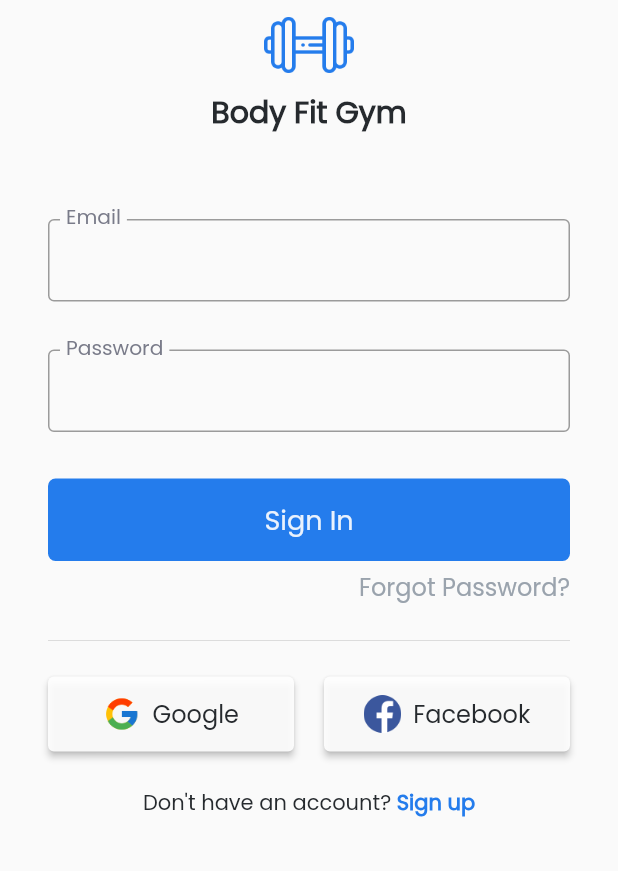
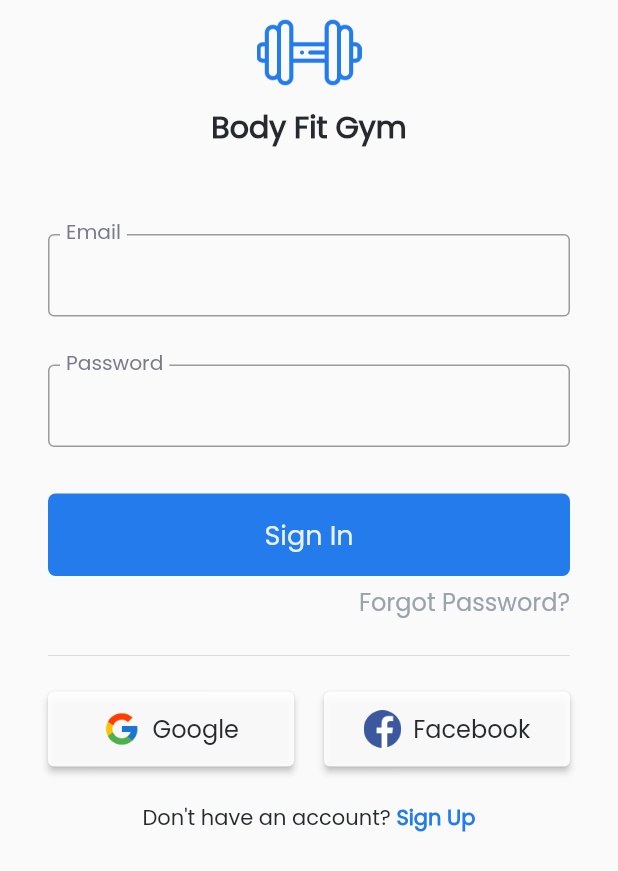
Before and after one commit to devhingu/sagym, a Flutter app: the screen it shows after launch, on a phone screen of 412 x 824 dp. Shown: the top 871 px of the screen. Run offline on Flutter 3.47's test engine with Material 2 defaults, Android fonts, the phone set to English and light mode, and no system bars.

Commit message:
init commit

```diff
--- a/lib/constants/color_constants.dart
+++ b/lib/constants/color_constants.dart
@@ -3,7 +3,7 @@ import 'package:flutter/material.dart';
 const kBlackColor = Color(0xFF262A2E);
 const kWhiteColor = Color(0xE6FFFFFF);
 const kGreyColor = Color(0xFF9AA3AD);
-const kGreyLightColor = Color(0xFF797B89);
+const kGreyDarkColor = Color(0xFF797B89);
 const kMainColor = Color(0xFF247CEC);
 const kBackgroundColor = Color(0xFFFAFAFB);
 const kButtonColor = Color(0xFF217AEC);
--- a/lib/constants/constants.dart
+++ b/lib/constants/constants.dart
@@ -1,5 +1,14 @@
 import 'package:flutter/material.dart';
 import 'color_constants.dart';
+
+const kAuthPadding = EdgeInsets.symmetric(
+  vertical: 16.0,
+  horizontal: 32.0,
+);
+
+const kCustomButtonMargin = EdgeInsets.symmetric(
+  horizontal: 32.0,
+);
 
 const kAuthButtonTextStyle = TextStyle(
   color: kBlackColor,
@@ -19,7 +28,7 @@ BoxDecoration kCustomButtonBoxDecoration = BoxDecoration(
 const kTextFormFieldLabelTextStyle = TextStyle(
   fontSize: 18.0,
   fontWeight: FontWeight.normal,
-  color: kGreyLightColor,
+  color: kGreyDarkColor,
 );
 
 const kTextFormFieldTextStyle = TextStyle(
--- a/lib/main.dart
+++ b/lib/main.dart
@@ -1,7 +1,6 @@
 import 'package:flutter/material.dart';
 import 'package:gym/constants/color_constants.dart';
-import 'package:gym/ui/home_screen.dart';
-import 'package:gym/ui/auth/login/sign_in_screen.dart';
+import 'package:gym/ui/auth/screens/login/sign_in_screen.dart';
 
 void main() {
   runApp(const MyApp());
@@ -15,7 +14,11 @@ class MyApp extends StatelessWidget {
     return MaterialApp(
       debugShowCheckedModeBanner: false,
       title: 'Gym Management',
-      theme: ThemeData(fontFamily: "Poppins", primaryColor: kMainColor),
+      theme: ThemeData(
+        fontFamily: "Poppins",
+        primaryColor: kMainColor,
+        scaffoldBackgroundColor: kBackgroundColor,
+      ),
       home: const SignInScreen(),
     );
   }
--- a/lib/ui/auth/constants.dart
+++ b/lib/ui/auth/constants/auth_constants.dart
@@ -2,15 +2,26 @@
 import 'package:flutter/material.dart';
 import 'package:gym/constants/color_constants.dart';
 
+//strings
+String kUsername = "Username";
+String kEmail = "Email";
+String kPassword = "Password";
 String kGoogle = "Google";
 String kFacebook = "Facebook";
+String kSignIn = "Sign In";
+String kSignUp = "Sign Up";
+String kSubmit= "Submit";
+String kForgotPassword = "Forgot Password?";
+String kTitleBodyFitGym = "Body Fit Gym";
+String kDoNotHaveAnAccount = "Don't have an account? ";
+String kAlreadyHaveAnAccount = "Already have an account? ";
 
 //image paths
 String kGoogleImagePath = "assets/google.png";
 String kFacebookImagePath = "assets/facebook.png";
+String kDumbbellImagePath = "assets/dumbbell.png";
 
-//text style
-
+//text styles
 const kAppTitleTextStyle = TextStyle(
   fontSize: 20.0,
   fontWeight: FontWeight.bold,
--- a/lib/ui/auth/login/sign_in_screen.dart
+++ b/lib/ui/auth/screens/login/sign_in_screen.dart
@@ -1,11 +1,15 @@
 import 'package:flutter/material.dart';
 import 'package:gym/constants/color_constants.dart';
-import 'package:gym/ui/auth/constants.dart';
-import 'package:gym/ui/auth/login/sign_up_screen.dart';
+import 'package:gym/constants/constants.dart';
+import 'package:gym/ui/auth/constants/auth_constants.dart';
+import 'package:gym/ui/auth/screens/forgotpassword/forgot_password.dart';
+import 'package:gym/ui/auth/screens/signup/sign_up_screen.dart';
 import 'package:gym/widgets/auth/bottom_rich_text.dart';
 import 'package:gym/widgets/auth_custom_button.dart';
 import 'package:gym/widgets/custom_button.dart';
+import 'package:gym/widgets/reusable/reusable_methods.dart';
 import 'package:gym/widgets/text_form_field_container.dart';
+import 'package:gym/widgets/top_logo_title_widget.dart';
 
 class SignInScreen extends StatefulWidget {
   const SignInScreen({Key? key}) : super(key: key);
@@ -21,44 +25,53 @@ class _SignInScreenState extends State<SignInScreen> {
       body: SafeArea(
         child: SingleChildScrollView(
           child: Column(
+            mainAxisAlignment: MainAxisAlignment.center,
             crossAxisAlignment: CrossAxisAlignment.center,
-            mainAxisAlignment: MainAxisAlignment.center,
             children: [
-              topLogoText(),
+              const TopLogoTitleWidget(),
               heightSizedBox(height: 40.0),
-              const TextFormFieldContainer(
-                label: "Email",
+              TextFormFieldContainer(
+                label: kEmail,
                 obscureText: false,
               ),
-              const TextFormFieldContainer(
-                label: "Password",
+              TextFormFieldContainer(
+                label: kPassword,
                 obscureText: true,
               ),
               heightSizedBox(height: 15.0),
               CustomButton(
-                title: "Sign In",
+                title: kSignIn,
                 onPress: () {
                   debugPrint("done");
                 },
               ),
               heightSizedBox(height: 5.0),
-              const Align(
-                alignment: Alignment.topRight,
-                child: Padding(
-                  padding: EdgeInsets.only(right: 32.0),
-                  child: Text(
-                    "Forgot Password?",
-                    style: kForgotPasswordTextStyle,
+              GestureDetector(
+                onTap: () {
+                  Navigator.push(
+                    context,
+                    MaterialPageRoute(
+                      builder: (context) => const ForgotPasswordScreen(),
+                    ),
+                  );
+                },
+                child: Align(
+                  alignment: Alignment.topRight,
+                  child: Padding(
+                    padding: const EdgeInsets.only(right: 32.0),
+                    child: Text(
+                      kForgotPassword,
+                      style: kForgotPasswordTextStyle,
+                    ),
                   ),
                 ),
               ),
               const Padding(
-                padding: EdgeInsets.only(top: 16.0, right: 32.0, left: 32.0),
+                padding: EdgeInsets.only(top: 16.0, left: 32.0, right: 32.0),
                 child: Divider(),
               ),
               Padding(
-                padding: const EdgeInsets.symmetric(
-                    vertical: 16.0, horizontal: 32.0),
+                padding: kAuthPadding,
                 child: Row(
                   mainAxisAlignment: MainAxisAlignment.spaceBetween,
                   children: [
@@ -83,8 +96,8 @@ class _SignInScreenState extends State<SignInScreen> {
                 ),
               ),
               BottomRichText(
-                startText: "Don't have an account? ",
-                endText: "Sign up",
+                startText: kDoNotHaveAnAccount,
+                endText: kSignUp,
                 onPress: () {
                   Navigator.push(
                     context,
@@ -100,32 +113,24 @@ class _SignInScreenState extends State<SignInScreen> {
       ),
     );
   }
+}
 
-  Column topLogoText() {
-    return Column(
-      children: [
-        Image.asset(
-          "assets/dumbbell.png",
-          height: 60.0,
-          color: kMainColor,
-        ),
-        const Text(
-          "Body Fit Gym",
-          style: kAppTitleTextStyle,
-        ),
-      ],
-    );
-  }
-
-  SizedBox widthSizedBox({required double width}) {
-    return SizedBox(
-      width: width,
-    );
-  }
-
-  SizedBox heightSizedBox({required double height}) {
-    return SizedBox(
-      height: height,
-    );
-  }
-}
+// Row(children: <Widget>[
+// Expanded(
+// child: Container(
+// margin: const EdgeInsets.only(left: 32.0, right: 10.0),
+// child: const Divider(
+// color: kGreyColor,
+// height: 50,
+// )),
+// ),
+// const Text("OR", style: kTextFormFieldLabelTextStyle,),
+// Expanded(
+// child: Container(
+// margin: const EdgeInsets.only(left: 10.0, right: 32.0),
+// child: const Divider(
+// color: kGreyDarkColor,
+// height: 50,
+// )),
+// ),
+// ]),
--- a/lib/widgets/auth/bottom_rich_text.dart
+++ b/lib/widgets/auth/bottom_rich_text.dart
@@ -1,5 +1,5 @@
 import 'package:flutter/material.dart';
-import 'package:gym/ui/auth/constants.dart';
+import 'package:gym/ui/auth/constants/auth_constants.dart';
 
 class BottomRichText extends StatelessWidget {
   final String startText;
--- a/lib/widgets/auth_custom_button.dart
+++ b/lib/widgets/auth_custom_button.dart
@@ -29,7 +29,7 @@ class AuthCustomButton extends StatelessWidget {
       ),
       style: ElevatedButton.styleFrom(
         primary: kWhiteColor,
-        padding: const EdgeInsets.symmetric(horizontal: 10, vertical: 10),
+        padding: const EdgeInsets.all(10.0),
       ),
     );
   }
--- a/lib/widgets/custom_button.dart
+++ b/lib/widgets/custom_button.dart
@@ -19,9 +19,7 @@ class CustomButton extends StatelessWidget {
       child: Container(
         height: 55.0,
         width: double.infinity,
-        margin: const EdgeInsets.symmetric(
-          horizontal: 32.0,
-        ),
+        margin: kCustomButtonMargin,
         decoration: kCustomButtonBoxDecoration,
         child: Center(
           child: Text(
--- /dev/null
+++ b/lib/widgets/reusable/reusable_methods.dart
@@ -0,0 +1,9 @@
+import 'package:flutter/material.dart';
+
+SizedBox widthSizedBox({required double width}) => SizedBox(
+      width: width,
+    );
+
+SizedBox heightSizedBox({required double height}) => SizedBox(
+      height: height,
+    );
--- a/lib/widgets/text_form_field_container.dart
+++ b/lib/widgets/text_form_field_container.dart
@@ -1,3 +1,4 @@
+import 'package:flutter/cupertino.dart';
 import 'package:flutter/material.dart';
 import 'package:gym/constants/color_constants.dart';
 import 'package:gym/constants/constants.dart';
@@ -28,6 +29,7 @@ class TextFormFieldContainer extends StatelessWidget {
           labelStyle: kTextFormFieldLabelTextStyle,
           focusedBorder: textFormFieldInputBorder(),
           floatingLabelBehavior: FloatingLabelBehavior.always,
+          //suffixIcon: label == "Password" ? Icon(CupertinoIcons.eye) : null,
         ),
       ),
     );
--- /dev/null
+++ b/lib/widgets/top_logo_title_widget.dart
@@ -0,0 +1,26 @@
+import 'package:flutter/material.dart';
+import 'package:gym/constants/color_constants.dart';
+import 'package:gym/ui/auth/constants/auth_constants.dart';
+
+class TopLogoTitleWidget extends StatelessWidget {
+  const TopLogoTitleWidget({
+    Key? key,
+  }) : super(key: key);
+
+  @override
+  Widget build(BuildContext context) {
+    return Column(
+      children: [
+        Image.asset(
+          kDumbbellImagePath,
+          height: 70.0,
+          color: kMainColor,
+        ),
+        Text(
+          kTitleBodyFitGym,
+          style: kAppTitleTextStyle,
+        ),
+      ],
+    );
+  }
+}
```
Also changed, not shown: lib/home_page.dart (+9 -13 lines), lib/ui/auth/screens/forgotpassword/forgot_password.dart (added, +51 -0 lines), lib/ui/auth/screens/signup/sign_up_screen.dart (renamed from lib/ui/auth/login/sign_up_screen.dart, +17 -44 lines), lib/ui/dashboard/screens/home_screen.dart (renamed from lib/ui/home_screen.dart).
